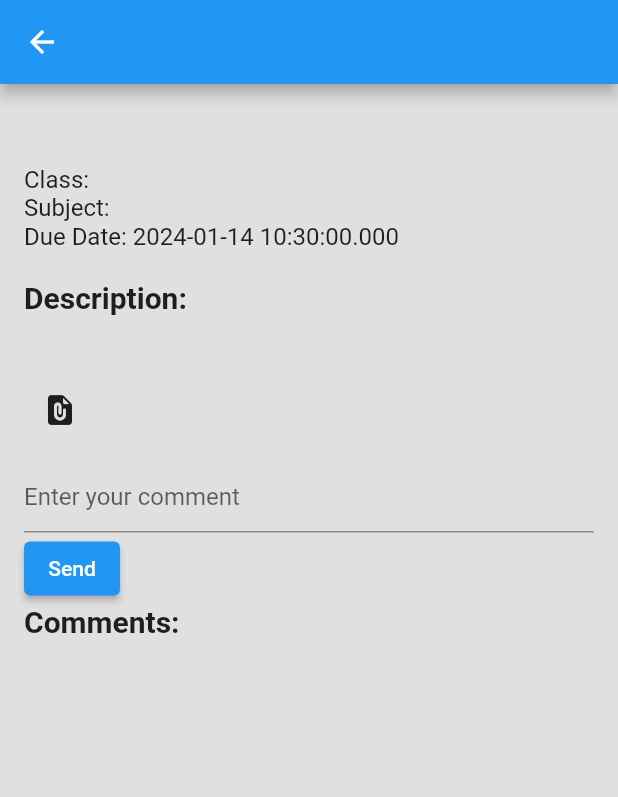
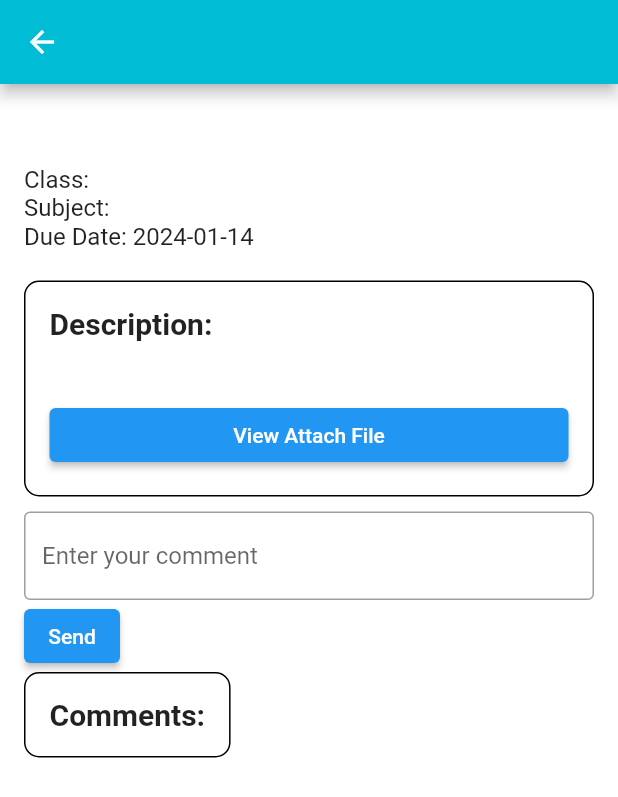
Before and after one commit to Zer0-01/flutter_parentapps, a Flutter app: the homeworkDetails screen opened directly with empty values, after a tap on "Send", on a phone screen of 412 x 824 dp. Shown: the top 797 px of the screen. Run offline on Flutter 3.47's test engine with Material 2 defaults, Android fonts, the light colour scheme and no system bars; our stand-ins replace badges, cloud_firestore, file_picker, firebase_auth, firebase_core, firebase_messaging and 3 more; missing offline and left inert: advance_pdf_viewer, flutter_downloader; accounts and stored records are empty; network calls fail.

Commit message:
update 5.0 - homework

```diff
--- a/lib/homework/homework_detail.dart
+++ b/lib/homework/homework_detail.dart
@@ -1,5 +1,7 @@
 import 'package:flutter/material.dart';
 import 'package:cloud_firestore/cloud_firestore.dart';
+import 'package:fluttertoast/fluttertoast.dart';
+import 'package:intl/intl.dart';
 import 'package:parentapps/homework/homework_file.dart';
 
 // ignore: must_be_immutable
@@ -10,14 +12,10 @@ class homeworkDetails extends StatefulWidget {
   homeworkDetails({this.homeworkId, this.parentId});
 
   _homeworkDetailsState createState() => _homeworkDetailsState();
-
-
 }
 
 class _homeworkDetailsState extends State<homeworkDetails> {
   TextEditingController commentController = TextEditingController();
-
-
 
   @override
   Widget build(BuildContext context) {
@@ -49,7 +47,7 @@ class _homeworkDetailsState extends State<homeworkDetails> {
         String? description = data['description'] as String?;
         String? downloadURL = data['downloadURL'] as String?;
         Timestamp? dueDate = data['dueDate'] as Timestamp?;
-        String? subject = data['subject'] as String?;
+        String subject = data['subject'] as String;
         String? teacherId = data['teacherId'] as String?;
         String? title = data['title'] as String?;
 
@@ -79,9 +77,10 @@ class _homeworkDetailsState extends State<homeworkDetails> {
               String parentId = parentDocSnapshot.id;
 
               return Scaffold(
-                backgroundColor: Colors.grey.shade300,
+                backgroundColor: Colors.white,
                 appBar: AppBar(
                   title: Text(homeworkId),
+                  backgroundColor: Colors.cyan,
                 ),
                 body: Padding(
                   padding: const EdgeInsets.all(16.0),
@@ -106,10 +105,22 @@ class _homeworkDetailsState extends State<homeworkDetails> {
                           style: TextStyle(fontSize: 16),
                         ),
                         Text(
-                          'Due Date: ${dueDate?.toDate() ?? ''}',
+                          'Due Date: ${dueDate != null ? DateFormat('yyyy-MM-dd').format(dueDate!.toDate()) : ''}',
                           style: TextStyle(fontSize: 16),
                         ),
                         SizedBox(height: 20),
+                        Container(
+                          decoration: BoxDecoration(
+                            border: Border.all(
+                              color: Colors.black,
+                            ),
+                            borderRadius: BorderRadius.circular(
+                                10.0), // Adjust the value for the desired border radius
+                          ),
+                          padding: EdgeInsets.all(16.0),
+                          child: Column(
+                            crossAxisAlignment: CrossAxisAlignment.stretch,
+                            children: [
                               Text(
                                 'Description:',
                                 style: TextStyle(
@@ -124,16 +135,21 @@ class _homeworkDetailsState extends State<homeworkDetails> {
                               SizedBox(height: 20),
                               Visibility(
                                 visible: downloadURL != null,
-                          child: IconButton(
+                                child: ElevatedButton(
                                   onPressed: () {
-                              Navigator.of(context).push(MaterialPageRoute(
+                                    Navigator.of(context)
+                                        .push(MaterialPageRoute(
                                       builder: (context) => homeworkFile(
                                           homeworkId, title!, downloadURL!),
                                     ));
                                   },
-                            icon: Icon(Icons.file_present_rounded),
+                                  child: Text('View Attach File'),
                                 ),
                               ),
+                            ],
+                          ),
+                        ),
+
                         SizedBox(
                           height: 10,
                         ),
@@ -141,6 +157,7 @@ class _homeworkDetailsState extends State<homeworkDetails> {
                           controller: commentController,
                           decoration: InputDecoration(
                             hintText: 'Enter your comment',
+                            border: OutlineInputBorder(),
                           ),
                         ),
 
@@ -156,6 +173,14 @@ class _homeworkDetailsState extends State<homeworkDetails> {
                                 'message': newComment,
                                 'time': currentTime,
                               });
+
+                              Fluttertoast.showToast(
+                                msg: 'Comment Sent successfully',
+                                toastLength: Toast.LENGTH_SHORT,
+                                gravity: ToastGravity.BOTTOM,
+                                backgroundColor: Colors.green,
+                                textColor: Colors.white,
+                              );
 
                               print(currentTime);
 
@@ -207,22 +232,21 @@ class _homeworkDetailsState extends State<homeworkDetails> {
 
                               commentWidgets.add(
                                 Column(
-                                  crossAxisAlignment: CrossAxisAlignment.start,
+                                  crossAxisAlignment:
+                                      CrossAxisAlignment.stretch,
                                   children: [
                                     SizedBox(height: 10),
-                                    Row(
-                                      children: [
                                     Text(
                                       userName,
                                       style: TextStyle(
                                         fontWeight: FontWeight.bold,
                                       ),
                                     ),
-                                        SizedBox(
-                                          width: 20,
+                                    Text(
+                                      stringTime,
+                                      style: TextStyle(
+                                        fontStyle: FontStyle.italic,
                                       ),
-                                        Text(stringTime),
-                                      ],
                                     ),
                                     Text(message),
                                   ],
@@ -230,9 +254,20 @@ class _homeworkDetailsState extends State<homeworkDetails> {
                               );
                             }
 
-                            return Column(
+                            return Container(
+                              decoration: BoxDecoration(
+                                border: Border.all(
+                                  color: Colors.black,
+                                  width: 1.0,
+                                ),
+                                borderRadius: BorderRadius.circular(
+                                    10.0), // Adjust the value for the desired border radius
+                              ),
+                              padding: EdgeInsets.all(16.0),
+                              child: Column(
                                 crossAxisAlignment: CrossAxisAlignment.start,
                                 children: commentWidgets,
+                              ),
                             );
                           },
                         ),
```
Also changed, not shown: lib/homework/homework_screen.dart (+34 -18 lines). Lines whose indentation alone changed are shown as unchanged.
